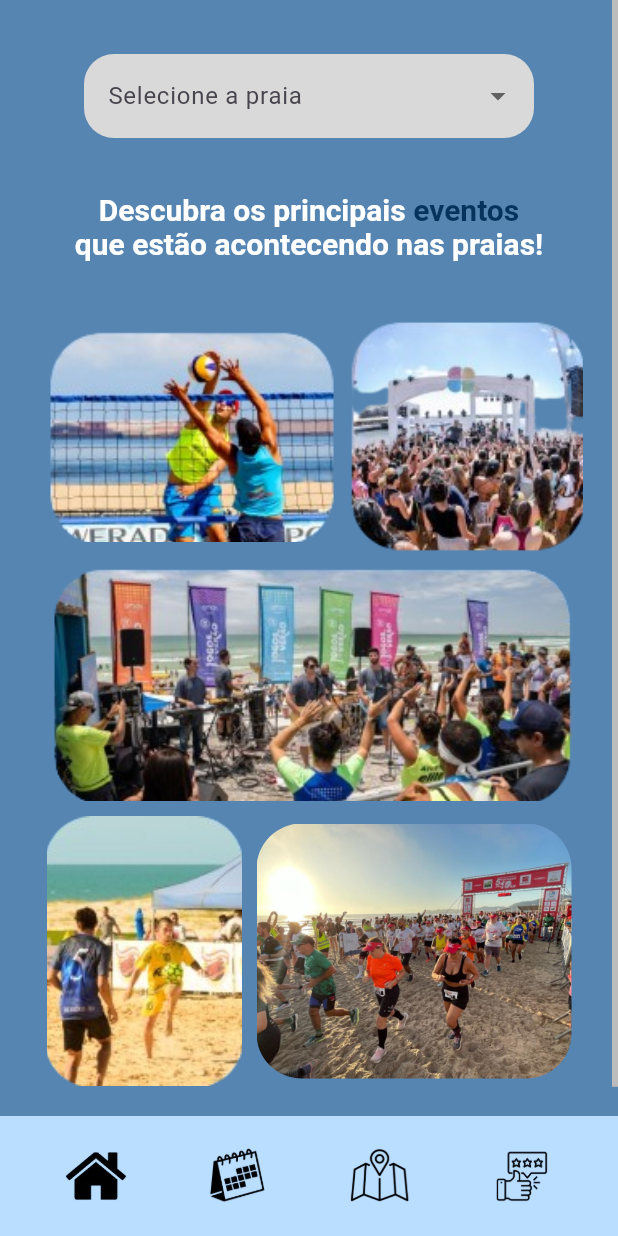
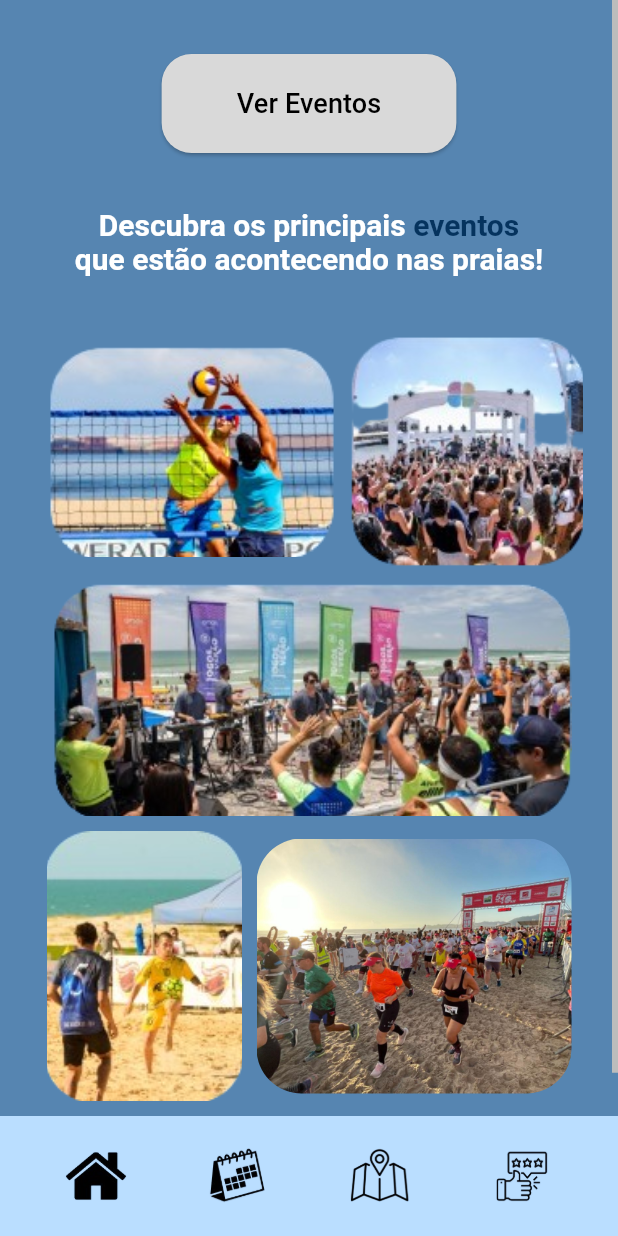
Before and after one commit to rafaelhorocha/AppIlhaBella, a Flutter app: the HomeScreen screen opened directly, item 2 of the bottom bar chosen, on a phone screen of 412 x 824 dp. Run offline on Flutter 3.47's test engine with Material 3 defaults, Android fonts, the phone set to English and light mode, and no system bars; our stand-ins replace file_picker, flutter_rating_bar, google_maps_flutter.

Commit message:
'pagina'

```diff
--- a/lib/eventosCalend.dart
+++ b/lib/eventosCalend.dart
@@ -7,12 +7,14 @@ import 'package:flutter_application_ilhabela/eventosPag.dart';
 import 'package:flutter_application_ilhabela/inicial.dart';
 import 'package:flutter_application_ilhabela/main.dart';
 import 'package:flutter_application_ilhabela/mapa.dart';
-import 'package:intl/date_symbol_data_local.dart';
-import 'package:intl/intl.dart';
+import 'package:intl/date_symbol_data_local.dart'; // Import necessário para inicializar os dados de localização
+import 'package:intl/intl.dart'; // Import necessário para exibir o nome do mês
 
 void main() async {
+  // Certifique-se de inicializar a formatação de data antes de rodar o app
   WidgetsFlutterBinding.ensureInitialized();
-  await initializeDateFormatting('pt_BR', null);
+  await initializeDateFormatting('pt_BR', null); // Inicializando para português
+
   runApp(const EventCalendar());
 }
 
@@ -38,7 +40,7 @@ class HomeScreen extends StatelessWidget {
   Widget build(BuildContext context) {
     return Scaffold(
       body: Container(
-        color: const Color.fromRGBO(86, 133, 177, 1),
+        color: const Color.fromRGBO(86, 133, 177, 1), // Cor de fundo
         child: Scrollbar(
           thumbVisibility: true,
           child: SingleChildScrollView(
@@ -74,17 +76,21 @@ class HomeScreen extends StatelessWidget {
                     ),
                   ),
                   const SizedBox(height: 20),
+                  // Calendário personalizado
                   Container(
                     width: 350,
                     decoration: BoxDecoration(
                       border: Border.all(
-                        color: const Color(0xFFA0C8EE),
+                        color: const Color(
+                            0xFFA0C8EE), // Cor da borda do calendário
                         width: 2,
                       ),
                       borderRadius: BorderRadius.circular(8),
                     ),
-                    child: const CustomCalendar(),
+                    child: const CustomCalendar(), // Componente do calendário
                   ),
+                  const SizedBox(height: 40),
+                  const SizedBox(height: 40),
                   const SizedBox(height: 40),
                 ],
               ),
@@ -93,12 +99,12 @@ class HomeScreen extends StatelessWidget {
         ),
       ),
       bottomNavigationBar: BottomAppBar(
-        color: const Color.fromRGBO(186, 222, 255, 1),
+        color: const Color.fromRGBO(186, 222, 255, 1), // Background da barra
         child: Row(
           mainAxisAlignment: MainAxisAlignment.spaceAround,
           children: [
             IconButton(
-              icon: Image.asset('assets/img/inicio.png'),
+              icon: Image.asset('assets/img/inicio.png'), // Caminho da imagem
               iconSize: 60,
               onPressed: () {
                 Navigator.push(
@@ -108,7 +114,8 @@ class HomeScreen extends StatelessWidget {
               },
             ),
             IconButton(
-              icon: Image.asset('assets/img/calendario.png'),
+              icon:
+                  Image.asset('assets/img/calendario.png'), // Caminho da imagem
               iconSize: 60,
               onPressed: () {
                 Navigator.of(context).push(
@@ -116,7 +123,7 @@ class HomeScreen extends StatelessWidget {
               },
             ),
             IconButton(
-              icon: Image.asset('assets/img/mapa.png'),
+              icon: Image.asset('assets/img/mapa.png'), // Caminho da imagem
               iconSize: 60,
               onPressed: () {
                 Navigator.push(
@@ -126,7 +133,7 @@ class HomeScreen extends StatelessWidget {
               },
             ),
             IconButton(
-              icon: Image.asset('assets/img/like.png'),
+              icon: Image.asset('assets/img/like.png'), // Caminho da imagem
               iconSize: 60,
               onPressed: () {
                 Navigator.push(
@@ -182,14 +189,15 @@ class _CustomCalendarState extends State<CustomCalendar> {
         child: Container(
           margin: const EdgeInsets.all(2),
           decoration: BoxDecoration(
-            color: isSelected ? const Color(0xFF2B689B) : Colors.transparent,
-            borderRadius: BorderRadius.circular(8),
+            color: isSelected
+                ? const Color(0xFF2B689B) // Azul para o dia selecionado
+                : Colors.transparent,
           ),
           child: Center(
             child: Text(
               day.toString(),
               style: const TextStyle(
-                color: Colors.white, // Cor dos dias
+                color: Colors.white, // Letra branca para todos os dias
               ),
             ),
           ),
@@ -202,16 +210,16 @@ class _CustomCalendarState extends State<CustomCalendar> {
   Widget build(BuildContext context) {
     return Column(
       children: [
+        // Cabeçalho com o nome do mês e setas para navegação
         Container(
-          color: const Color(0xFFA0C8EE),
+          color: const Color(0xFFA0C8EE), // Cor da barra dos meses
           padding: const EdgeInsets.all(8.0),
           child: Row(
             mainAxisAlignment: MainAxisAlignment.spaceBetween,
             children: [
               IconButton(
                 onPressed: () => _changeMonth(-1),
-                icon: const Icon(Icons.arrow_left,
-                    color: Colors.black), // Setinha preta
+                icon: const Icon(Icons.arrow_left, color: Colors.black),
               ),
               Text(
                 DateFormat('MMMM y', 'pt_BR')
@@ -220,17 +228,17 @@ class _CustomCalendarState extends State<CustomCalendar> {
                 style: const TextStyle(
                   fontSize: 18,
                   fontWeight: FontWeight.bold,
-                  color: Colors.black, // Texto preto
+                  color: Colors.black, // Cor preta para o mês e o ano
                 ),
               ),
               IconButton(
                 onPressed: () => _changeMonth(1),
-                icon: const Icon(Icons.arrow_right,
-                    color: Colors.black), // Setinha preta
+                icon: const Icon(Icons.arrow_right, color: Colors.black),
               ),
             ],
           ),
         ),
+        // Semana (S T Q Q S S D)
         const Padding(
           padding: EdgeInsets.all(8.0),
           child: Row(
@@ -246,6 +254,7 @@ class _CustomCalendarState extends State<CustomCalendar> {
             ],
           ),
         ),
+        // Grade de dias
         GridView.count(
           shrinkWrap: true,
           physics: const NeverScrollableScrollPhysics(),
@@ -256,23 +265,3 @@ class _CustomCalendarState extends State<CustomCalendar> {
     );
   }
 }
-
-class Evento {
-  late String nome;
-  late String descricao;
-  late String links;
-  final String imagem;
-  Evento(this.nome, this.descricao, this.links, this.imagem);
-
-  void atualizarDescricao(String d) {
-    descricao = d;
-  }
-
-  void atualizarNome(String n) {
-    nome = n;
-  }
-
-  void atualizarLinks(String l) {
-    links = l;
-  }
-}
--- a/lib/eventosPag.dart
+++ b/lib/eventosPag.dart
@@ -2,47 +2,15 @@
 
 import 'package:flutter/material.dart';
 import 'package:flutter_application_ilhabela/avalia%C3%A7%C3%A3oPag.dart';
-import 'package:flutter_application_ilhabela/eventosCalend.dart';
+import 'package:flutter_application_ilhabela/eventosCalend.dart'; // Importando a nova tela
 import 'package:flutter_application_ilhabela/inicial.dart';
-import 'package:flutter_application_ilhabela/main.dart';
 import 'package:flutter_application_ilhabela/mapa.dart';
+import 'package:intl/date_symbol_data_local.dart'; // Importando para inicializar
+import 'package:intl/intl.dart';
 
-import 'eventos.dart';
-import 'praia.dart';
-
-// Definição da classe Evento
-class Evento {
-  late String nome;
-  late String descricao;
-  late String links;
-  final String imagem;
-
-  Evento(this.nome, this.descricao, this.links, this.imagem);
-
-  void atualizarDescricao(String d) {
-    descricao = d;
-  }
-
-  void atualizarNome(String n) {
-    nome = n;
-  }
-
-  void atualizarLinks(String l) {
-    links = l;
-  }
-}
-
-// Lista de eventos
-final List<Evento> eventos = [
-  Evento('Evento 1', 'Descrição do Evento 1', 'link1.com',
-      'assets/img/evento1.png'),
-  Evento('Evento 2', 'Descrição do Evento 2', 'link2.com',
-      'assets/img/evento2.png'),
-  Evento('Evento 3', 'Descrição do Evento 3', 'link3.com',
-      'assets/img/evento3.png'),
-];
-
-void main() {
+void main() async {
+  WidgetsFlutterBinding.ensureInitialized();
+  await initializeDateFormatting('pt_BR', null); // Inicializando a localização
   runApp(const EventPag());
 }
 
@@ -52,7 +20,7 @@ class EventPag extends StatelessWidget {
   @override
   Widget build(BuildContext context) {
     return MaterialApp(
-      title: 'AppIlhaBela',
+      title: 'Botão com Imagem e Texto',
       theme: ThemeData(
         primarySwatch: Colors.blue,
       ),
@@ -66,7 +34,6 @@ class HomeScreen extends StatelessWidget {
 
   @override
   Widget build(BuildContext context) {
-    var praias = getPraias();
     return Scaffold(
       body: Container(
         color: const Color.fromRGBO(86, 133, 177, 1),
@@ -80,36 +47,29 @@ class HomeScreen extends StatelessWidget {
                   const SizedBox(height: 20),
                   Padding(
                     padding: const EdgeInsets.all(16.0),
-                    child: Container(
-                      width: 300,
-                      decoration: BoxDecoration(
-                        color: const Color.fromRGBO(217, 217, 217, 1),
-                        borderRadius: BorderRadius.circular(20),
+                    child: ElevatedButton(
+                      style: ElevatedButton.styleFrom(
+                        backgroundColor: const Color.fromRGBO(217, 217, 217, 1),
+                        padding: const EdgeInsets.symmetric(
+                            horizontal: 50, vertical: 20),
+                        shape: RoundedRectangleBorder(
+                          borderRadius: BorderRadius.circular(20),
+                        ),
                       ),
-                      child: DropdownButtonFormField<String>(
-                        decoration: const InputDecoration(
-                          labelText: 'Selecione a praia',
-                          border: InputBorder.none,
-                          filled: true,
-                          fillColor: Colors.transparent,
+                      onPressed: () {
+                        // Redirecionar para a tela de eventos
+                        Navigator.push(
+                          context,
+                          MaterialPageRoute(
+                              builder: (context) => const EventCalendar()),
+                        );
+                      },
+                      child: const Text(
+                        'Ver Eventos',
+                        style: TextStyle(
+                          fontSize: 18,
+                          color: Colors.black,
                         ),
-                        items: praias.map((Praia praia) {
-                          return DropdownMenuItem<String>(
-                            value: praia.nome,
-                            child: Text(praia.nome),
-                          );
-                        }).toList(),
-                        onChanged: (value) {
-                          if (value != null) {
-                            // Aqui você pode fazer qualquer lógica que precisar, como redirecionar
-                            Navigator.push(
-                              context,
-                              MaterialPageRoute(
-                                builder: (context) => const EventCalendar(),
-                              ),
-                            );
-                          }
-                        },
                       ),
                     ),
                   ),
@@ -139,8 +99,6 @@ class HomeScreen extends StatelessWidget {
                     ),
                   ),
                   const SizedBox(height: 40),
-
-                  // Aqui começa o mosaico de imagens inserido do primeiro código
                   Column(
                     children: [
                       Row(
--- a/pubspec.yaml
+++ b/pubspec.yaml
@@ -17,7 +17,7 @@ dependencies:
   cupertino_icons: ^1.0.6
   url_launcher: ^6.3.0
   flutter_rating_bar: ^4.0.1
-  intl: ^0.19.0
+  intl: ^0.17.0 # Altere para uma versão mais estável e amplamente utilizada
 
 dev_dependencies:
   flutter_test:
```
Also changed, not shown: pubspec.lock.
